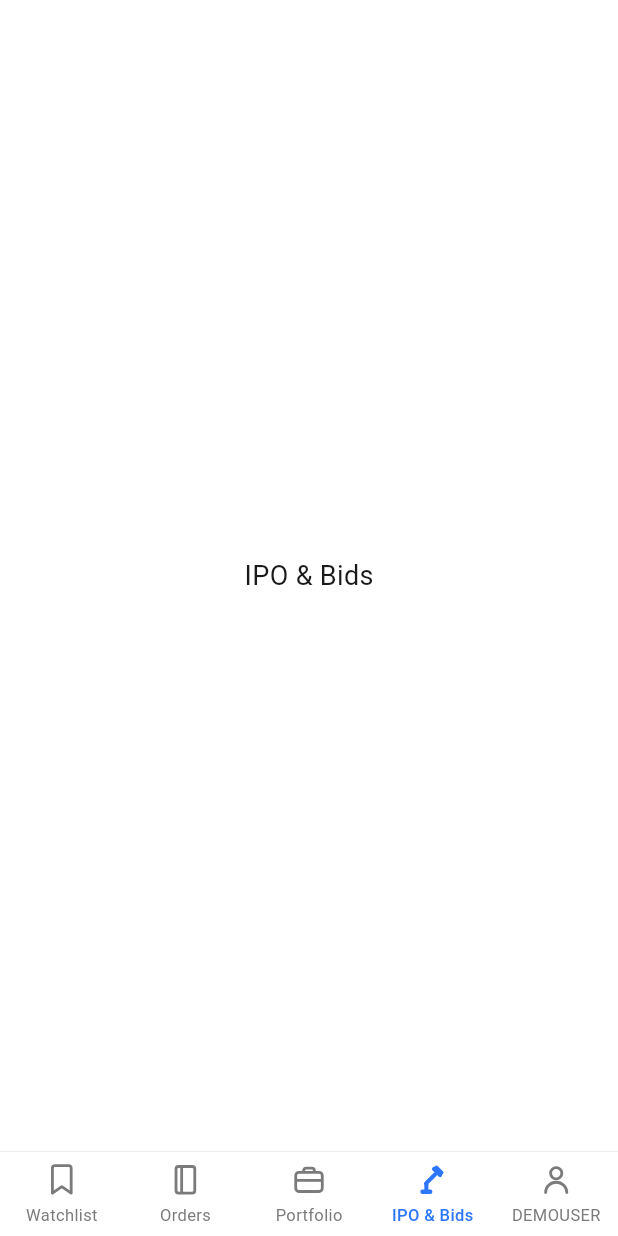
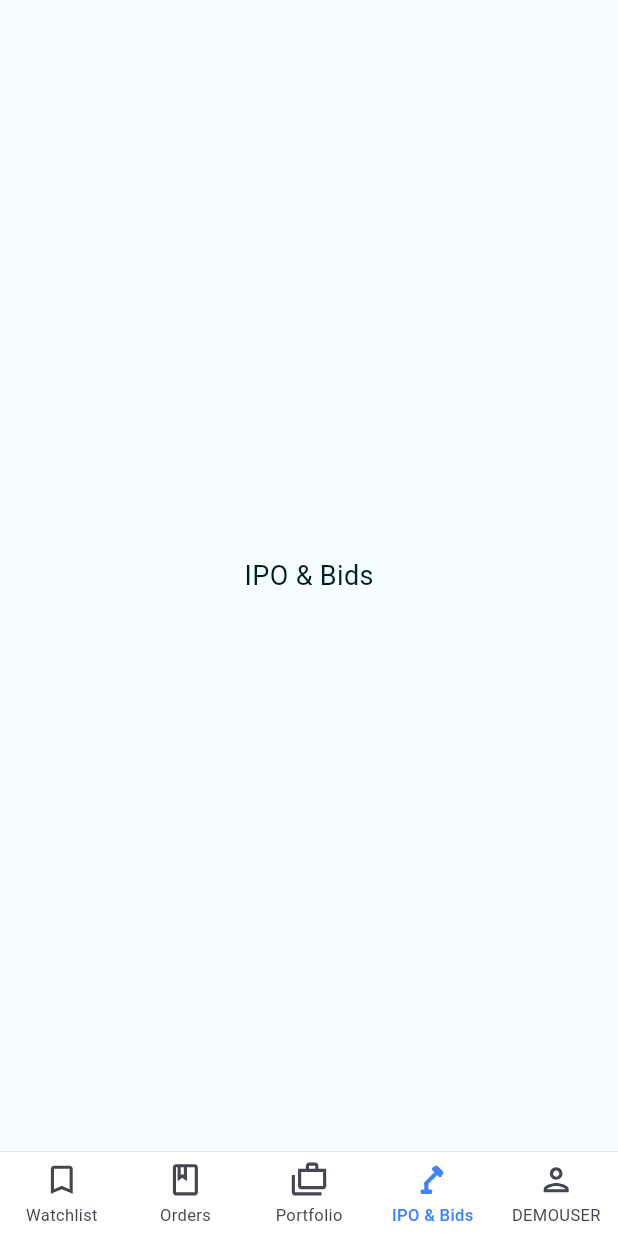
Before and after one commit to Writerw/stock-trading-ui, a Flutter app: the screen it shows after launch, item 4 of the bottom bar chosen, on a phone screen of 412 x 824 dp. Run offline on Flutter 3.47's test engine with Material 3 defaults, Android fonts, the phone set to English and light mode, and no system bars; our stand-ins replace flutter_svg, google_fonts.

Commit message:
Adopt JetKite design system (colors, tabs, floating search, icons)
- Colors ported from JetKite: blue #4184F3, green #4D9B59, red #E87477,
  grey top band #ECECEC, white surface
- Watchlist: scrollable tab row with 2px blue underline + floating white
  search card over a grey band (matches JetKite layout)
- Bottom nav icons ported from JetKite's Material glyph paths
  (bookmark/orders/portfolio/profile); gavel kept for IPO & Bids
- Nav colors: selected #4184F3, unselected #44474F

Co-Authored-By: Claude Opus 4.8 <noreply@anthropic.com>
Claude-Session: https://claude.ai/code/session_01TaJjXVjmkRnnBDYEh9LWe4

```diff
--- a/lib/main.dart
+++ b/lib/main.dart
@@ -38,7 +38,7 @@ class HomeScreen extends StatefulWidget {
 class _HomeScreenState extends State<HomeScreen> {
   int _currentIndex = 0;
 
-  static const Color _inactiveColor = Color(0xFF7B7B7B);
+  static const Color _inactiveColor = AppTheme.textSecondary; // #44474F (JetKite onSurfaceVariant)
 
   // Builds a nav item using custom SVG icons (outline when inactive, filled when selected)
   BottomNavigationBarItem _navItem(String name, String label) {
@@ -98,7 +98,7 @@ class _HomeScreenState extends State<HomeScreen> {
           backgroundColor: Colors.white,
           elevation: 0,
           selectedItemColor: AppTheme.blue,
-          unselectedItemColor: const Color(0xFF7B7B7B),
+          unselectedItemColor: AppTheme.textSecondary,
           selectedFontSize: 11,
           unselectedFontSize: 11,
           selectedLabelStyle: const TextStyle(fontWeight: FontWeight.w500),
--- a/lib/theme/app_theme.dart
+++ b/lib/theme/app_theme.dart
@@ -2,15 +2,19 @@ import 'package:flutter/material.dart';
 import 'package:google_fonts/google_fonts.dart';
 
 class AppTheme {
-  // ─── Light / White theme colors (Kite style) ───
-  static const Color background = Color(0xFFFFFFFF);
-  static const Color card = Color(0xFFF5F5F5);
-  static const Color divider = Color(0xFFE8E8E8);
-  static const Color textPrimary = Color(0xFF1A1A1A);
-  static const Color textSecondary = Color(0xFF9E9E9E);
-  static const Color blue = Color(0xFF2D77FF);
-  static const Color green = Color(0xFF29A745);
-  static const Color red = Color(0xFFF6465D);
+  // ─── Light theme colors (ported from JetKite design system) ───
+  static const Color background = Color(0xFFF6FEFF);   // md_theme_light_background
+  static const Color surface = Color(0xFFFFFFFF);      // white surface / search card
+  static const Color card = Color(0xFFFFFFFF);
+  static const Color divider = Color(0xFFE1E2EC);      // surfaceVariant
+  static const Color outline = Color(0xFF74777F);      // md_theme_light_outline
+  static const Color topSection = Color(0xFFECECEC);   // colorTopSectionBackgroundLight
+  static const Color textPrimary = Color(0xFF001F24);  // onBackground
+  static const Color textSecondary = Color(0xFF44474F); // onSurfaceVariant
+  static const Color searchHint = Color(0xFF8A9499);   // readable placeholder grey
+  static const Color blue = Color(0xFF4184F3);         // md_theme_light_primary
+  static const Color green = Color(0xFF4D9B59);        // colorGreen
+  static const Color red = Color(0xFFE87477);          // colorRed
 
   static ThemeData get lightTheme {
     return ThemeData(
@@ -39,17 +43,17 @@ class AppTheme {
         elevation: 0,
         color: card,
         shape: RoundedRectangleBorder(
-          borderRadius: BorderRadius.all(Radius.circular(8)),
+          borderRadius: BorderRadius.all(Radius.circular(4)),
         ),
       ),
       bottomNavigationBarTheme: const BottomNavigationBarThemeData(
-        backgroundColor: background,
+        backgroundColor: surface,
         selectedItemColor: blue,
         unselectedItemColor: textSecondary,
       ),
       colorScheme: const ColorScheme.light(
         primary: blue,
-        surface: card,
+        surface: surface,
       ),
     );
   }
```
Also changed, not shown: lib/screens/watchlist_screen.dart (+80 -143 lines), assets/icons/orders_filled.svg, assets/icons/orders_outline.svg, assets/icons/portfolio_filled.svg, assets/icons/portfolio_outline.svg, assets/icons/profile_filled.svg, assets/icons/profile_outline.svg, assets/icons/watchlist_filled.svg, assets/icons/watchlist_outline.svg.
